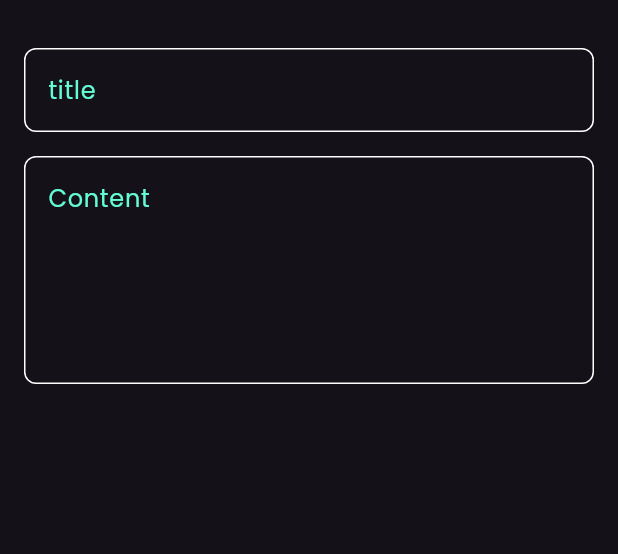
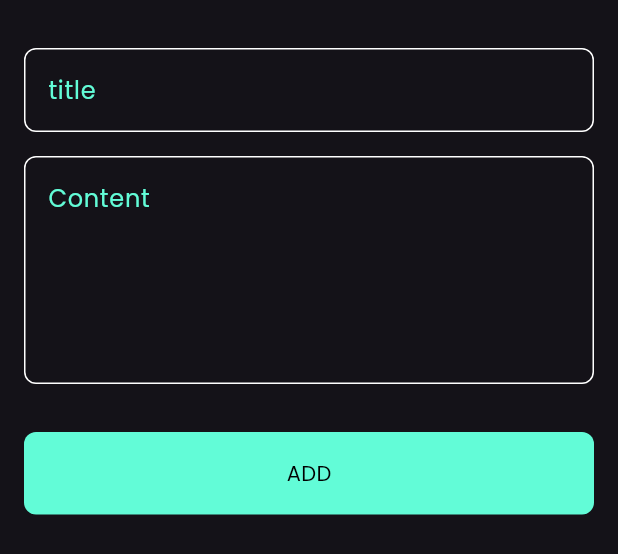
Before and after one commit to Ghaith200/notes_app, a Flutter app: the AddNoteBottomSheet widget shown alone on an empty page, opened directly, on a phone screen of 412 x 824 dp. Shown: the top 554 px of the screen. Run offline on Flutter 3.47's test engine with Material 3 defaults, Android fonts, the phone set to English and light mode, and no system bars; our stand-ins replace font_awesome_flutter.

Commit message:
Aded a Custom add_btn for the add note bottom sheet

```diff
--- a/lib/Views/widgets/add_note_bottom_sheet.dart
+++ b/lib/Views/widgets/add_note_bottom_sheet.dart
@@ -1,4 +1,6 @@
 import 'package:flutter/material.dart';
+import 'package:notes_app/Constants/colors.dart';
+import 'package:notes_app/Views/widgets/custom_add_btn.dart';
 import 'package:notes_app/Views/widgets/custom_text_field.dart';
 
 class AddNoteBottomSheet extends StatelessWidget {
@@ -8,6 +10,7 @@ class AddNoteBottomSheet extends StatelessWidget {
   Widget build(BuildContext context) {
     return const Padding(
       padding: EdgeInsets.symmetric(horizontal: 16),
+      child: SingleChildScrollView(
         child: Column(
           children: [
             SizedBox(
@@ -23,8 +26,15 @@ class AddNoteBottomSheet extends StatelessWidget {
               hint: 'Content',
               maxlines: 5,
             ),
-
+            SizedBox(
+              height: 32,
+            ),
+            CustomButton(),
+            SizedBox(
+              height: 16,
+            ),
           ],
+        ),
       ),
     );
   }
--- /dev/null
+++ b/lib/Views/widgets/custom_add_btn.dart
@@ -0,0 +1,26 @@
+import 'package:flutter/material.dart';
+import 'package:notes_app/Constants/colors.dart';
+
+class CustomButton extends StatelessWidget {
+  const CustomButton({super.key});
+
+  @override
+  Widget build(BuildContext context) {
+    return Container(
+      width: MediaQuery.of(context).size.width,
+      height: 55,
+      decoration: BoxDecoration(
+        color: kPrimaryColor,
+        borderRadius: BorderRadius.circular(8),
+      ),
+      child: const Center(
+        child: Text(
+          'ADD',
+          style: TextStyle(
+            color: Colors.black,
+          ),
+        ),
+      ),
+    );
+  }
+}
```
Lines whose indentation alone changed are shown as unchanged.
